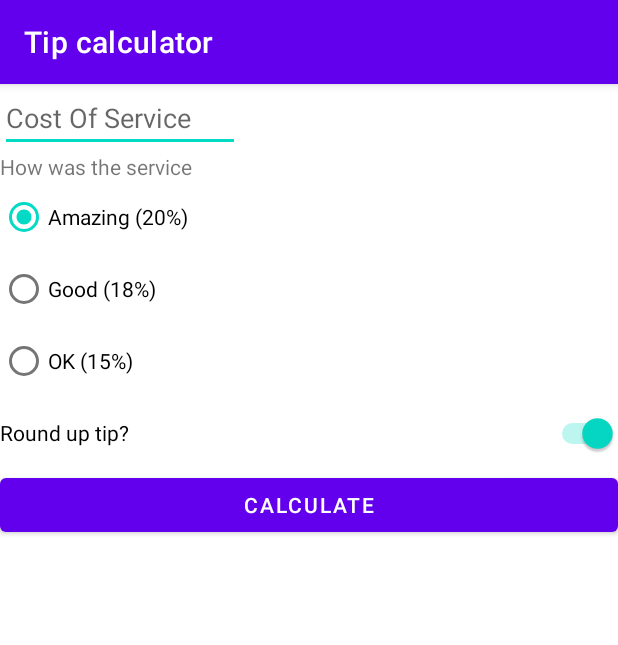
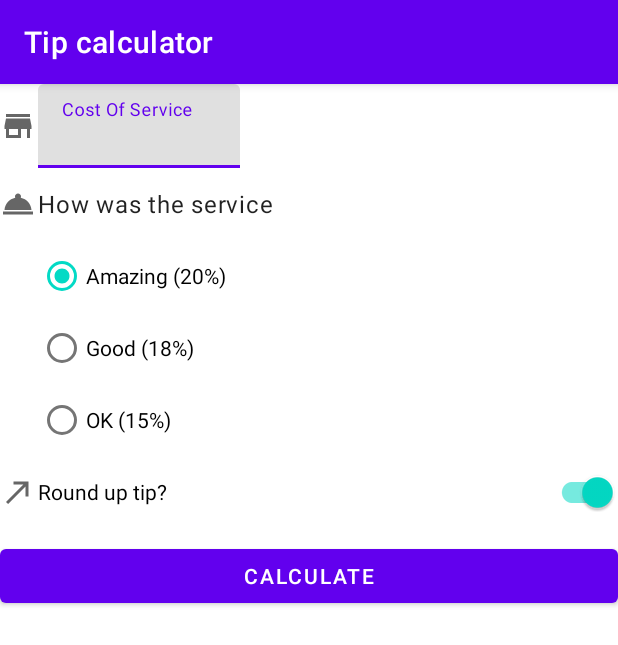
Before and after one commit to sarapapa-sp/Tip_calculator, an Android app: the screen it shows after launch (MainActivity), on a phone screen of 412 x 824 dp. Shown: the top 645 px of the screen. Run offline under Robolectric (Android 15) with nearby library versions, the phone set to English and light mode, and no system bars; 3 statements that could not run were skipped.

Commit message:
Added styling and drawables

```diff
--- a/app/src/main/java/com/example/tip_calculator/MainActivity.kt
+++ b/app/src/main/java/com/example/tip_calculator/MainActivity.kt
@@ -6,6 +6,7 @@ import androidx.appcompat.app.AppCompatActivity
 import android.os.Bundle
 import androidx.annotation.RequiresApi
 import com.example.tip_calculator.databinding.ActivityMainBinding
+import kotlin.math.ceil
 
 class MainActivity : AppCompatActivity() {
     private lateinit var binding: ActivityMainBinding
@@ -21,7 +22,7 @@ class MainActivity : AppCompatActivity() {
 
     @RequiresApi(Build.VERSION_CODES.N)
     private fun calculateTip() {
-        val stringInTextField = binding.costOfService.text.toString()
+        val stringInTextField = binding.costOfServiceEditText.text.toString()
         val cost = stringInTextField.toDoubleOrNull()
         if (cost == null) {
             binding.tipResult.text = ""
@@ -36,7 +37,7 @@ class MainActivity : AppCompatActivity() {
 
         var tip = tipPercentage * cost
         if (binding.roundUpSwitch.isChecked) {
-            tip = kotlin.math.ceil(tip)
+            tip = ceil(tip)
         }
 
         val formattedTip = NumberFormat.getCurrencyInstance().format(tip)
--- /dev/null
+++ b/app/src/main/res/drawable/ic_round_up.xml
@@ -0,0 +1,10 @@
+<vector xmlns:android="http://schemas.android.com/apk/res/android"
+    android:width="24dp"
+    android:height="24dp"
+    android:viewportWidth="24"
+    android:viewportHeight="24"
+    android:tint="?attr/colorControlNormal">
+  <path
+      android:fillColor="@android:color/white"
+      android:pathData="M9,5v2h6.59L4,18.59 5.41,20 17,8.41V15h2V5z"/>
+</vector>
--- /dev/null
+++ b/app/src/main/res/drawable/ic_service.xml
@@ -0,0 +1,10 @@
+<vector xmlns:android="http://schemas.android.com/apk/res/android"
+    android:width="24dp"
+    android:height="24dp"
+    android:viewportWidth="24"
+    android:viewportHeight="24"
+    android:tint="?attr/colorControlNormal">
+  <path
+      android:fillColor="@android:color/white"
+      android:pathData="M2,17h20v2L2,19zM13.84,7.79c0.1,-0.24 0.16,-0.51 0.16,-0.79 0,-1.1 -0.9,-2 -2,-2s-2,0.9 -2,2c0,0.28 0.06,0.55 0.16,0.79C6.25,8.6 3.27,11.93 3,16h18c-0.27,-4.07 -3.25,-7.4 -7.16,-8.21z"/>
+</vector>
--- /dev/null
+++ b/app/src/main/res/drawable/ic_store.xml
@@ -0,0 +1,10 @@
+<vector xmlns:android="http://schemas.android.com/apk/res/android"
+    android:width="24dp"
+    android:height="24dp"
+    android:viewportWidth="24"
+    android:viewportHeight="24"
+    android:tint="?attr/colorControlNormal">
+  <path
+      android:fillColor="@android:color/white"
+      android:pathData="M20,4L4,4v2h16L20,4zM21,14v-2l-1,-5L4,7l-1,5v2h1v6h10v-6h4v6h2v-6h1zM12,18L6,18v-4h6v4z"/>
+</vector>
--- a/app/src/main/res/layout/activity_main.xml
+++ b/app/src/main/res/layout/activity_main.xml
@@ -5,22 +5,56 @@
     xmlns:tools="http://schemas.android.com/tools"
     android:layout_width="match_parent"
     android:layout_height="match_parent"
-    tools:context=".MainActivity">
+    tools:context=".MainActivity"
+    tools:ignore="ExtraText">
 
-    <EditText
+    <ImageView
+        android:id="@+id/icon_service"
+        android:layout_width="wrap_content"
+        android:layout_height="wrap_content"
+        android:importantForAccessibility="no"
+        app:layout_constraintBottom_toBottomOf="@id/cost_of_service"
+        app:layout_constraintStart_toStartOf="parent"
+        app:layout_constraintTop_toTopOf="@id/cost_of_service"
+        app:srcCompat="@drawable/ic_store"
+        tools:ignore="VectorDrawableCompat" />
+
+    <com.google.android.material.textfield.TextInputLayout
         android:id="@+id/cost_of_service"
+        android:layout_width="160dp"
         android:layout_height="wrap_content"
-        android:layout_width="160dp"
+        android:hint="@string/cost_of_service"
         app:layout_constraintStart_toStartOf="parent"
-        app:layout_constraintTop_toTopOf="parent"
-        android:inputType="numberDecimal"
-        android:hint="@string/cost_of_service"
-        />
+        app:layout_constraintTop_toTopOf="parent">
+
+        <com.google.android.material.textfield.TextInputEditText
+            android:id="@+id/cost_of_service_edit_text"
+            android:layout_width="match_parent"
+            android:layout_height="wrap_content"
+            android:layout_marginStart="25dp"
+            android:inputType="numberDecimal"
+            android:visibility="visible"
+            tools:visibility="visible" />
+    </com.google.android.material.textfield.TextInputLayout>
+
+    <ImageView
+        android:id="@+id/icon_service_question"
+        android:layout_width="wrap_content"
+        android:layout_height="wrap_content"
+        android:importantForAccessibility="no"
+        app:srcCompat="@drawable/ic_service"
+        app:layout_constraintStart_toStartOf="parent"
+        app:layout_constraintTop_toTopOf="@id/service_question"
+        app:layout_constraintBottom_toBottomOf="@id/service_question"
+        tools:ignore="VectorDrawableCompat" />/ImageView>
+
     <TextView
         android:id="@+id/service_question"
         android:layout_width="wrap_content"
         android:layout_height="wrap_content"
+        style="@style/Widget.TipTime.TextView"
         android:text="@string/how_was_the_service"
+        android:layout_marginLeft="25dp"
         app:layout_constraintStart_toStartOf="parent"
         app:layout_constraintTop_toBottomOf="@id/cost_of_service"
         />
@@ -31,7 +65,7 @@
         android:layout_height="wrap_content"
         android:orientation="vertical"
         android:checkedButton="@id/option_twenty_percent"
-        app:layout_constraintStart_toStartOf="parent"
+        app:layout_constraintStart_toStartOf="@id/service_question"
         app:layout_constraintTop_toBottomOf="@id/service_question"
         tools:ignore="ExtraText">
 
@@ -56,22 +90,34 @@
 
     </RadioGroup>
 
-    <Switch
+    <ImageView
+        android:id="@+id/icon_round_up"
+        android:layout_width="wrap_content"
+        android:layout_height="wrap_content"
+        android:importantForAccessibility="no"
+        app:srcCompat="@drawable/ic_round_up"
+        app:layout_constraintStart_toStartOf="parent"
+        app:layout_constraintTop_toTopOf="@id/round_up_switch"
+        app:layout_constraintBottom_toBottomOf="@id/round_up_switch"
+        tools:ignore="VectorDrawableCompat" />
+    <com.google.android.material.switchmaterial.SwitchMaterial
         android:id="@+id/round_up_switch"
         android:layout_width="0dp"
         android:layout_height="wrap_content"
         android:checked="true"
         android:minHeight="48dp"
+        android:layout_marginLeft="25dp"
         android:text="@string/round_up_tip"
         app:layout_constraintEnd_toEndOf="parent"
         app:layout_constraintStart_toStartOf="parent"
-        app:layout_constraintTop_toBottomOf="@id/tip_options" />
+        app:layout_constraintTop_toBottomOf="@id/tip_options"/>
 
     <Button
         android:id="@+id/calculate_button"
         android:layout_width="0dp"
         android:layout_height="wrap_content"
         android:text="@string/calculate"
+        android:layout_marginTop="8dp"
         app:layout_constraintTop_toBottomOf="@id/round_up_switch"
         app:layout_constraintStart_toStartOf="parent"
         app:layout_constraintEnd_toEndOf="parent" />
@@ -80,6 +126,7 @@
         android:id="@+id/tip_result"
         android:layout_width="wrap_content"
         android:layout_height="wrap_content"
+        android:layout_marginTop="8dp"
         app:layout_constraintEnd_toEndOf="parent"
         app:layout_constraintTop_toBottomOf="@id/calculate_button"
         tools:text="Tip amount :$10" />
--- /dev/null
+++ b/app/src/main/res/values/styles.xml
@@ -0,0 +1,10 @@
+<?xml version="1.0" encoding="utf-8"?>
+<resources>
+    <style name="Widget.TipTime.TextView" parent="Widget.MaterialComponents.TextView">
+        <item name="android:minHeight">48dp</item>
+        <item name="android:gravity">center_vertical</item>
+        <item name="android:textAppearance">?attr/textAppearanceBody1</item>
+    </style>
+
+
+</resources>
```
